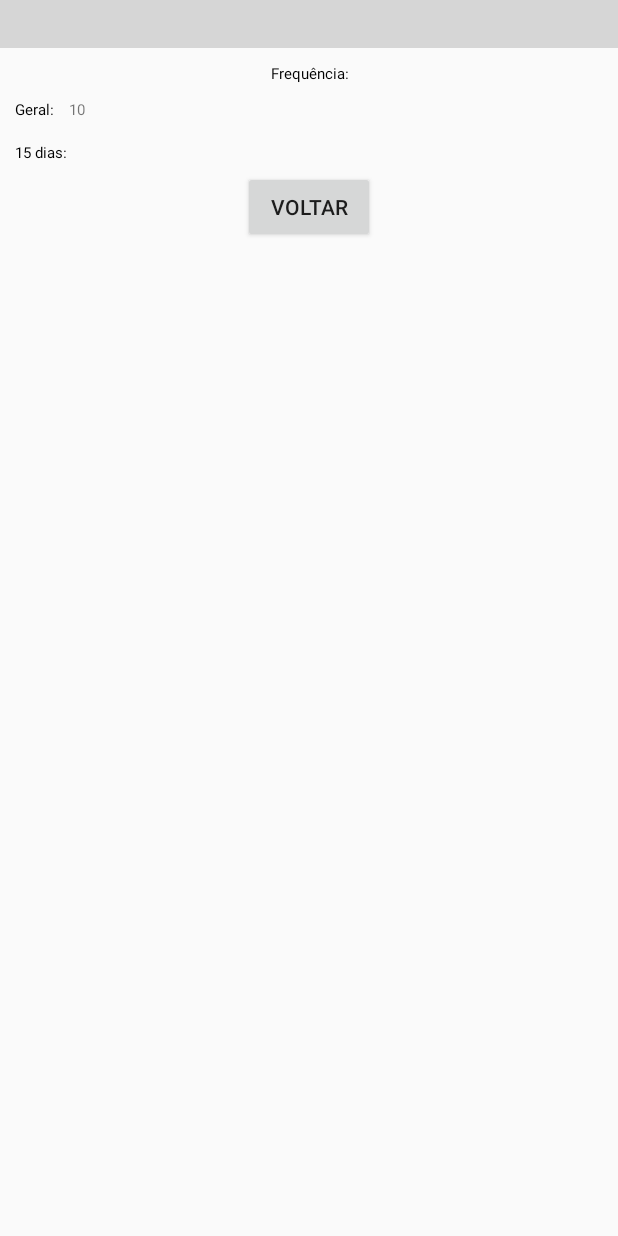
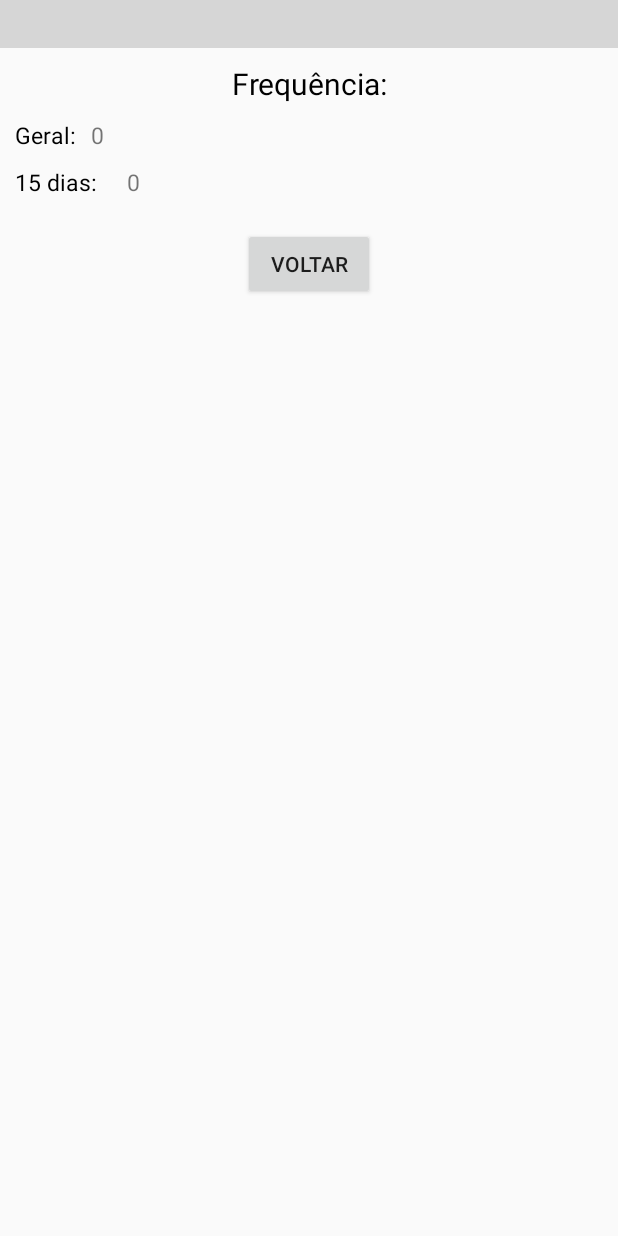
Before and after one commit to Venicius/EVProject, an Android app: the CalendarActivity screen opened directly, with no data from a screen before it, on a phone screen of 412 x 824 dp. Run offline under Robolectric (Android 15) with nearby library versions, the phone set to English and light mode, and no system bars; libraries missing offline, so code that uses them is left out: com.applandeo.materialcalendarview; plain views replace CalendarView; 3 statements that could not run were skipped; grey boxes are pictures that could not be loaded.

Commit message:
Correções Janeiro/2019

```diff
--- a/app/src/main/java/venicius/evproject/controller/CalendarActivity.java
+++ b/app/src/main/java/venicius/evproject/controller/CalendarActivity.java
@@ -6,6 +6,7 @@ import android.content.SharedPreferences;
 import android.database.Cursor;
 import android.os.Bundle;
 import android.support.v7.app.AppCompatActivity;
+import android.util.Log;
 import android.view.View;
 import android.widget.Button;
 import android.widget.TextView;
@@ -15,6 +16,7 @@ import com.applandeo.materialcalendarview.EventDay;
 
 import java.util.ArrayList;
 import java.util.Calendar;
+import java.util.Date;
 import java.util.GregorianCalendar;
 import java.util.List;
 
@@ -45,8 +47,9 @@ public class CalendarActivity extends AppCompatActivity {
         boolean flagSeq = sharedPref.getBoolean("banco", false);
 
 
-        int contGeralFeitos=0;
+
         TextView txGeral = (TextView) findViewById(R.id.contagemGeral);
+        TextView tx15 = (TextView) findViewById(R.id.contagem15);
 
         if(flagSeq) {
 
@@ -68,15 +71,18 @@ public class CalendarActivity extends AppCompatActivity {
                 }
 
                 dia = cursor.getString(cursor.getColumnIndexOrThrow(CriaBancoDatas.DIA));
-                contGeralFeitos++;
                 calendar = null;
                 calendar = new GregorianCalendar();
                 calendar.set(Integer.parseInt(dia.substring(0, 4)), (Integer.parseInt(dia.substring(5, 7))) - 1, Integer.parseInt(dia.substring(8, 10)));
                 events.add(new EventDay(calendar, R.drawable.check));
                 cursor.moveToNext();
             }
-            txGeral.setText(String.valueOf(contGeralFeitos));
+
+            txGeral.setText(crud.contagemGeral() + " dia(s) completo(s).");
+            tx15.setText(crud.contagem15() + " dia(s) completo(s).");
         }
+
+
 
         Button btVoltar = findViewById(R.id.btnVoltar);
         btVoltar.setOnClickListener(new View.OnClickListener() {
--- a/app/src/main/res/layout/activity_calendar.xml
+++ b/app/src/main/res/layout/activity_calendar.xml
@@ -34,7 +34,7 @@
                     android:layout_marginTop="10dp"
                     android:text="Frequência:"
                     android:textColor="#000"
-                    android:textSize="10dp" />
+                    android:textSize="20dp" />
 
                 <LinearLayout
                     android:layout_width="match_parent"
@@ -49,18 +49,17 @@
                         android:gravity="left|center"
                         android:text="Geral:"
                         android:textColor="#000"
-                        android:textSize="10dp" />
+                        android:textSize="15dp" />
 
                     <TextView
                         android:id="@+id/contagemGeral"
                         android:layout_width="match_parent"
                         android:layout_height="match_parent"
+                        android:layout_marginLeft="10dp"
                         android:layout_marginTop="10dp"
-                        android:layout_marginLeft="10dp"
-                        android:textSize="10dp"
-                        android:text="10"
                         android:gravity="left|center"
-                        />
+                        android:text="0"
+                        android:textSize="15dp" />
 
                 </LinearLayout>
 
@@ -71,19 +70,23 @@
                     android:orientation="horizontal">
 
                     <TextView
-                        android:layout_width="match_parent"
+                        android:layout_width="wrap_content"
                         android:layout_height="wrap_content"
                         android:layout_margin="10dp"
                         android:layout_marginTop="5dp"
                         android:gravity="left|center"
                         android:text="15 dias:"
                         android:textColor="#000"
-                        android:textSize="10dp" />
+                        android:textSize="15dp" />
 
                     <TextView
                         android:id="@+id/contagem15"
-                        android:layout_width="wrap_content"
-                        android:layout_height="wrap_content" />
+                        android:layout_width="match_parent"
+                        android:layout_height="match_parent"
+                        android:layout_marginLeft="10dp"
+                        android:gravity="left|center"
+                        android:text="0"
+                        android:textSize="15dp" />
 
                 </LinearLayout>
 
@@ -94,6 +97,7 @@
                     android:layout_height="wrap_content"
                     android:layout_gravity="center|center"
                     android:text="voltar"
+                    android:layout_marginTop="10dp"
                     />
 
                 </LinearLayout>
```
Also changed, not shown: app/src/main/java/venicius/evproject/model/BancoControllerDatas.java (+20 -0 lines).
